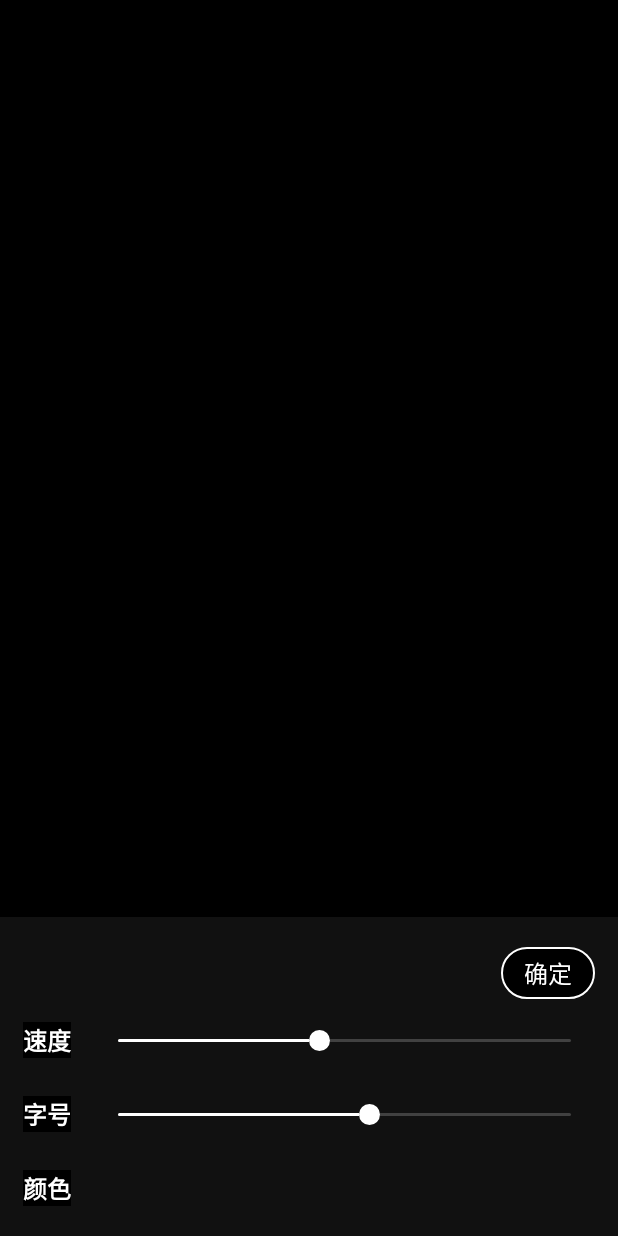
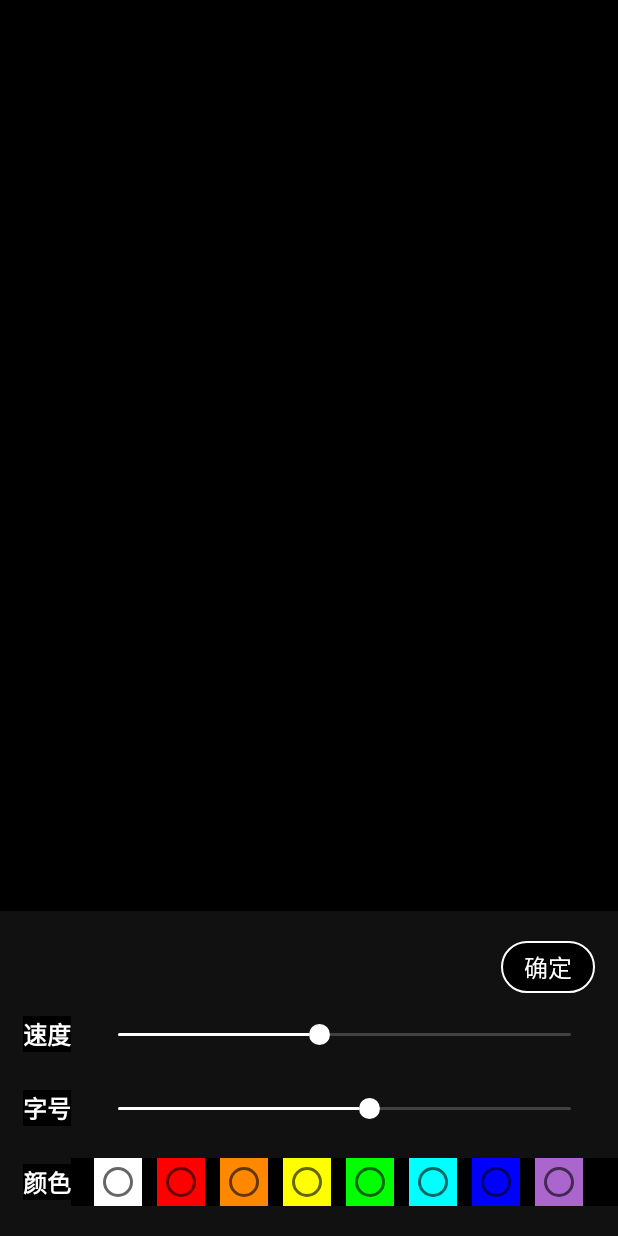
Before and after one commit to WeiLianYang/BulletScreenText, an Android app: the BulletActivity screen opened directly, with no data from a screen before it, after a tap on an icon or button, on a phone screen of 412 x 824 dp. Run offline under Robolectric (Android 15) with nearby library versions, the phone set to English and light mode, and no system bars.

Commit message:
新增闪屏页和字体颜色设置

```diff
--- a/app/src/main/AndroidManifest.xml
+++ b/app/src/main/AndroidManifest.xml
@@ -19,6 +19,10 @@
         <activity
             android:name=".BulletActivity"
             android:theme="@style/AppTheme_Bullet" />
+
+        <activity
+            android:name=".CoolActivity"
+            android:theme="@style/AppTheme_Fullscreen" />
     </application>
 
 </manifest>
--- a/app/src/main/java/com/william/bulletscreen/BulletActivity.kt
+++ b/app/src/main/java/com/william/bulletscreen/BulletActivity.kt
@@ -2,6 +2,7 @@ package com.william.bulletscreen
 
 import android.animation.ObjectAnimator
 import android.animation.ValueAnimator
+import android.graphics.Color
 import android.os.Bundle
 import android.text.Editable
 import android.text.TextWatcher
@@ -22,7 +23,7 @@ class BulletActivity : AppCompatActivity() {
 
     private var animator: ObjectAnimator? = null
     private var showControlView = true
-    private var settingsBean: SettingsBean? = SettingsBean(5000, 600, "#ffffff")
+    private var settingsBean: SettingsBean? = SettingsBean(5000, 600, Color.WHITE)
 
     override fun onCreate(savedInstanceState: Bundle?) {
         super.onCreate(savedInstanceState)
@@ -95,6 +96,7 @@ class BulletActivity : AppCompatActivity() {
             val dialog = SettingsDialog.newInstance(settingsBean)
             dialog.listener = {
                 settingsBean = it
+                textView?.textColor = it?.color ?: Color.WHITE
                 textView?.textSize = it?.size?.toFloat() ?: 600f
                 animator?.duration = it?.duration?.toLong() ?: 5000
                 animator?.setFloatValues(
--- a/app/src/main/java/com/william/bulletscreen/MainActivity.kt
+++ b/app/src/main/java/com/william/bulletscreen/MainActivity.kt
@@ -15,6 +15,10 @@ class MainActivity : AppCompatActivity() {
         super.onCreate(savedInstanceState)
         setContentView(R.layout.activity_main)
 
+        mButtonCool?.setOnClickListener {
+            startActivity(Intent(this, CoolActivity::class.java))
+        }
+
         mButtonBullet?.setOnClickListener {
             startActivity(Intent(this, BulletActivity::class.java))
         }
--- a/app/src/main/java/com/william/bulletscreen/SettingsBean.kt
+++ b/app/src/main/java/com/william/bulletscreen/SettingsBean.kt
@@ -1,6 +1,7 @@
 package com.william.bulletscreen
 
 import android.os.Parcelable
+import androidx.annotation.ColorInt
 import kotlinx.android.parcel.Parcelize
 
 
@@ -10,4 +11,4 @@ import kotlinx.android.parcel.Parcelize
  * Class Comment：
  */
 @Parcelize
-data class SettingsBean(var duration: Int, var size: Int, var color: String) : Parcelable
+data class SettingsBean(var duration: Int, var size: Int, @ColorInt var color: Int) : Parcelable
--- a/app/src/main/res/layout/dialog_settings.xml
+++ b/app/src/main/res/layout/dialog_settings.xml
@@ -97,4 +97,78 @@
         app:layout_constraintStart_toEndOf="@+id/tv_size"
         app:layout_constraintTop_toTopOf="@+id/tv_size" />
 
+    <HorizontalScrollView
+        android:layout_width="0dp"
+        android:layout_height="wrap_content"
+        app:layout_constraintBottom_toBottomOf="@+id/tv_color"
+        app:layout_constraintEnd_toEndOf="parent"
+        app:layout_constraintStart_toEndOf="@+id/tv_color"
+        app:layout_constraintTop_toTopOf="@+id/tv_color">
+
+        <RadioGroup
+            android:id="@+id/mRadioGroup"
+            android:layout_width="wrap_content"
+            android:layout_height="wrap_content"
+            android:layout_marginStart="15dp"
+            android:layout_marginEnd="15dp"
+            android:orientation="horizontal">
+
+            <RadioButton
+                android:id="@+id/rb_white"
+                android:layout_width="wrap_content"
+                android:layout_height="wrap_content"
+                android:background="@android:color/white" />
+
+            <RadioButton
+                android:id="@+id/rb_red"
+                android:layout_width="wrap_content"
+                android:layout_height="wrap_content"
+                android:layout_marginStart="10dp"
+                android:background="#FF0000" />
+
+            <RadioButton
+                android:id="@+id/rb_orange"
+                android:layout_width="wrap_content"
+                android:layout_height="wrap_content"
+                android:layout_marginStart="10dp"
+                android:background="@android:color/holo_orange_dark" />
+
+            <RadioButton
+                android:id="@+id/rb_yellow"
+                android:layout_width="wrap_content"
+                android:layout_height="wrap_content"
+                android:layout_marginStart="10dp"
+                android:background="#FFFF00" />
+
+            <RadioButton
+                android:id="@+id/rb_green"
+                android:layout_width="wrap_content"
+                android:layout_height="wrap_content"
+                android:layout_marginStart="10dp"
+                android:background="#00FF00" />
+
+            <RadioButton
+                android:id="@+id/rb_cyan"
+                android:layout_width="wrap_content"
+                android:layout_height="wrap_content"
+                android:layout_marginStart="10dp"
+                android:background="#00FFFF" />
+
+            <RadioButton
+                android:id="@+id/rb_blue"
+                android:layout_width="wrap_content"
+                android:layout_height="wrap_content"
+                android:layout_marginStart="10dp"
+                android:background="#0000FF" />
+
+            <RadioButton
+                android:id="@+id/rb_purple"
+                android:layout_width="wrap_content"
+                android:layout_height="wrap_content"
+                android:layout_marginStart="10dp"
+                android:background="@android:color/holo_purple" />
+
+        </RadioGroup>
+    </HorizontalScrollView>
+
 </androidx.constraintlayout.widget.ConstraintLayout>
```
Also changed, not shown: app/src/main/java/com/william/bulletscreen/CoolActivity.kt (added, +41 -0 lines), app/src/main/java/com/william/bulletscreen/SettingsDialog.kt (+20 -35 lines), app/src/main/res/layout/activity_cool.xml (added, +10 -0 lines), 1 other file.
